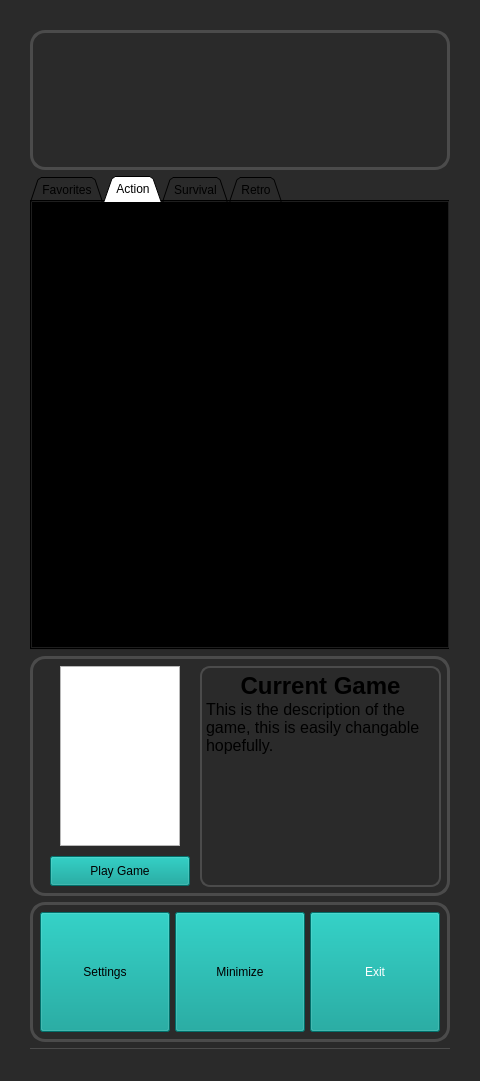
This is mainwindow.ui in JforJake/GameLauncher as Qt 5 draws it before an edit. The edited form follows.
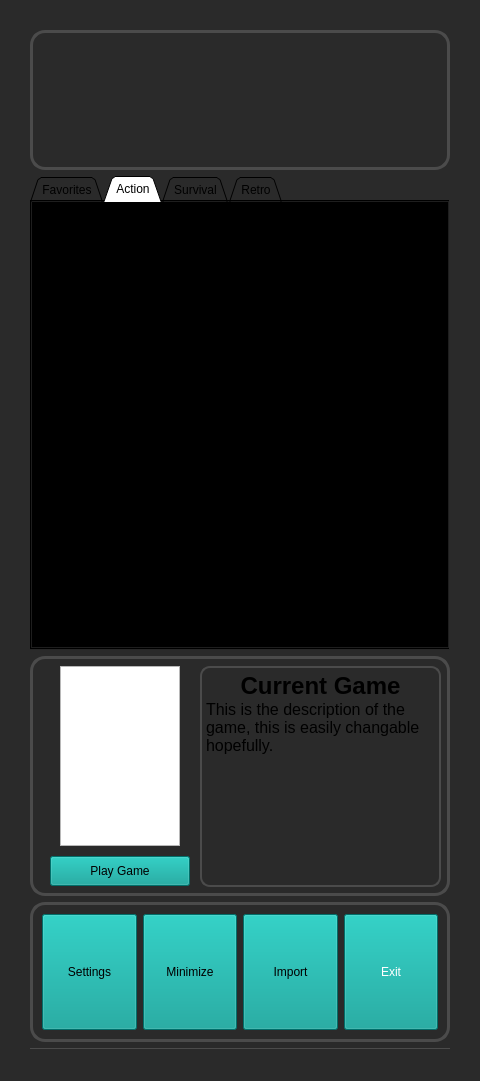
This is the edited form. The open tabs and pages were chosen to show the change.

Commit message: removed build folder from cache, reworked game library to use a database(sqlite), made a new window to use an import function, added button for it in mainwindow. reworked steamscanner

The edit to the form file:
```diff
--- a/mainwindow.ui
+++ b/mainwindow.ui
@@ -733,208 +733,232 @@
       <property name="frameShadow">
        <enum>QFrame::Shadow::Raised</enum>
       </property>
-      <widget class="QPushButton" name="ExitButton">
-       <property name="geometry">
-        <rect>
-         <x>280</x>
-         <y>10</y>
-         <width>130</width>
-         <height>120</height>
-        </rect>
-       </property>
-       <property name="palette">
-        <palette>
-         <active>
-          <colorrole role="Button">
-           <brush brushstyle="SolidPattern">
-            <color alpha="255">
-             <red>0</red>
-             <green>156</green>
-             <blue>148</blue>
-            </color>
-           </brush>
-          </colorrole>
-          <colorrole role="Text">
-           <brush brushstyle="SolidPattern">
-            <color alpha="255">
-             <red>255</red>
-             <green>255</green>
-             <blue>255</blue>
-            </color>
-           </brush>
-          </colorrole>
-          <colorrole role="ButtonText">
-           <brush brushstyle="SolidPattern">
-            <color alpha="255">
-             <red>255</red>
-             <green>255</green>
-             <blue>255</blue>
-            </color>
-           </brush>
-          </colorrole>
-          <colorrole role="Base">
-           <brush brushstyle="SolidPattern">
-            <color alpha="255">
-             <red>0</red>
-             <green>156</green>
-             <blue>148</blue>
-            </color>
-           </brush>
-          </colorrole>
-          <colorrole role="Window">
-           <brush brushstyle="SolidPattern">
-            <color alpha="255">
-             <red>0</red>
-             <green>156</green>
-             <blue>148</blue>
-            </color>
-           </brush>
-          </colorrole>
-          <colorrole role="Highlight">
-           <brush brushstyle="SolidPattern">
-            <color alpha="255">
-             <red>51</red>
-             <green>51</green>
-             <blue>51</blue>
-            </color>
-           </brush>
-          </colorrole>
-         </active>
-         <inactive>
-          <colorrole role="Button">
-           <brush brushstyle="SolidPattern">
-            <color alpha="255">
-             <red>0</red>
-             <green>156</green>
-             <blue>148</blue>
-            </color>
-           </brush>
-          </colorrole>
-          <colorrole role="Text">
-           <brush brushstyle="SolidPattern">
-            <color alpha="255">
-             <red>255</red>
-             <green>255</green>
-             <blue>255</blue>
-            </color>
-           </brush>
-          </colorrole>
-          <colorrole role="ButtonText">
-           <brush brushstyle="SolidPattern">
-            <color alpha="255">
-             <red>255</red>
-             <green>255</green>
-             <blue>255</blue>
-            </color>
-           </brush>
-          </colorrole>
-          <colorrole role="Base">
-           <brush brushstyle="SolidPattern">
-            <color alpha="255">
-             <red>0</red>
-             <green>156</green>
-             <blue>148</blue>
-            </color>
-           </brush>
-          </colorrole>
-          <colorrole role="Window">
-           <brush brushstyle="SolidPattern">
-            <color alpha="255">
-             <red>0</red>
-             <green>156</green>
-             <blue>148</blue>
-            </color>
-           </brush>
-          </colorrole>
-          <colorrole role="Highlight">
-           <brush brushstyle="SolidPattern">
-            <color alpha="255">
-             <red>51</red>
-             <green>51</green>
-             <blue>51</blue>
-            </color>
-           </brush>
-          </colorrole>
-         </inactive>
-         <disabled>
-          <colorrole role="Button">
-           <brush brushstyle="SolidPattern">
-            <color alpha="255">
-             <red>0</red>
-             <green>156</green>
-             <blue>148</blue>
-            </color>
-           </brush>
-          </colorrole>
-          <colorrole role="Base">
-           <brush brushstyle="SolidPattern">
-            <color alpha="255">
-             <red>0</red>
-             <green>156</green>
-             <blue>148</blue>
-            </color>
-           </brush>
-          </colorrole>
-          <colorrole role="Window">
-           <brush brushstyle="SolidPattern">
-            <color alpha="255">
-             <red>0</red>
-             <green>156</green>
-             <blue>148</blue>
-            </color>
-           </brush>
-          </colorrole>
-          <colorrole role="Highlight">
-           <brush brushstyle="SolidPattern">
-            <color alpha="255">
-             <red>51</red>
-             <green>51</green>
-             <blue>51</blue>
-            </color>
-           </brush>
-          </colorrole>
-         </disabled>
-        </palette>
-       </property>
-       <property name="styleSheet">
-        <string notr="true">background-color: #009c94</string>
-       </property>
-       <property name="text">
-        <string>Exit</string>
-       </property>
-      </widget>
-      <widget class="QPushButton" name="MinimizeButton">
-       <property name="geometry">
-        <rect>
-         <x>145</x>
-         <y>10</y>
-         <width>130</width>
-         <height>120</height>
-        </rect>
-       </property>
-       <property name="styleSheet">
-        <string notr="true">background-color: #009c94</string>
-       </property>
-       <property name="text">
-        <string>Minimize</string>
-       </property>
-      </widget>
-      <widget class="QPushButton" name="SettingsButton">
-       <property name="geometry">
-        <rect>
-         <x>10</x>
-         <y>10</y>
-         <width>130</width>
-         <height>120</height>
-        </rect>
-       </property>
-       <property name="styleSheet">
-        <string notr="true">background-color: #009c94</string>
-       </property>
-       <property name="text">
-        <string>Settings</string>
-       </property>
-      </widget>
+      <layout class="QHBoxLayout" name="horizontalLayout_2">
+       <item>
+        <widget class="QPushButton" name="SettingsButton">
+         <property name="maximumSize">
+          <size>
+           <width>16777215</width>
+           <height>500</height>
+          </size>
+         </property>
+         <property name="styleSheet">
+          <string notr="true">background-color: #009c94</string>
+         </property>
+         <property name="text">
+          <string>Settings</string>
+         </property>
+        </widget>
+       </item>
+       <item>
+        <widget class="QPushButton" name="MinimizeButton">
+         <property name="maximumSize">
+          <size>
+           <width>16777215</width>
+           <height>500</height>
+          </size>
+         </property>
+         <property name="styleSheet">
+          <string notr="true">background-color: #009c94</string>
+         </property>
+         <property name="text">
+          <string>Minimize</string>
+         </property>
+        </widget>
+       </item>
+       <item>
+        <widget class="QPushButton" name="ImportButton">
+         <property name="maximumSize">
+          <size>
+           <width>16777215</width>
+           <height>500</height>
+          </size>
+         </property>
+         <property name="styleSheet">
+          <string notr="true">background-color: #009c94</string>
+         </property>
+         <property name="text">
+          <string>Import</string>
+         </property>
+        </widget>
+       </item>
+       <item>
+        <widget class="QPushButton" name="ExitButton">
+         <property name="sizePolicy">
+          <sizepolicy hsizetype="Minimum" vsizetype="Maximum">
+           <horstretch>0</horstretch>
+           <verstretch>0</verstretch>
+          </sizepolicy>
+         </property>
+         <property name="maximumSize">
+          <size>
+           <width>16777215</width>
+           <height>500</height>
+          </size>
+         </property>
+         <property name="palette">
+          <palette>
+           <active>
+            <colorrole role="Button">
+             <brush brushstyle="SolidPattern">
+              <color alpha="255">
+               <red>0</red>
+               <green>156</green>
+               <blue>148</blue>
+              </color>
+             </brush>
+            </colorrole>
+            <colorrole role="Text">
+             <brush brushstyle="SolidPattern">
+              <color alpha="255">
+               <red>255</red>
+               <green>255</green>
+               <blue>255</blue>
+              </color>
+             </brush>
+            </colorrole>
+            <colorrole role="ButtonText">
+             <brush brushstyle="SolidPattern">
+              <color alpha="255">
+               <red>255</red>
+               <green>255</green>
+               <blue>255</blue>
+              </color>
+             </brush>
+            </colorrole>
+            <colorrole role="Base">
+             <brush brushstyle="SolidPattern">
+              <color alpha="255">
+               <red>0</red>
+               <green>156</green>
+               <blue>148</blue>
+              </color>
+             </brush>
+            </colorrole>
+            <colorrole role="Window">
+             <brush brushstyle="SolidPattern">
+              <color alpha="255">
+               <red>0</red>
+               <green>156</green>
+               <blue>148</blue>
+              </color>
+             </brush>
+            </colorrole>
+            <colorrole role="Highlight">
+             <brush brushstyle="SolidPattern">
+              <color alpha="255">
+               <red>51</red>
+               <green>51</green>
+               <blue>51</blue>
+              </color>
+             </brush>
+            </colorrole>
+           </active>
+           <inactive>
+            <colorrole role="Button">
+             <brush brushstyle="SolidPattern">
+              <color alpha="255">
+               <red>0</red>
+               <green>156</green>
+               <blue>148</blue>
+              </color>
+             </brush>
+            </colorrole>
+            <colorrole role="Text">
+             <brush brushstyle="SolidPattern">
+              <color alpha="255">
+               <red>255</red>
+               <green>255</green>
+               <blue>255</blue>
+              </color>
+             </brush>
+            </colorrole>
+            <colorrole role="ButtonText">
+             <brush brushstyle="SolidPattern">
+              <color alpha="255">
+               <red>255</red>
+               <green>255</green>
+               <blue>255</blue>
+              </color>
+             </brush>
+            </colorrole>
+            <colorrole role="Base">
+             <brush brushstyle="SolidPattern">
+              <color alpha="255">
+               <red>0</red>
+               <green>156</green>
+               <blue>148</blue>
+              </color>
+             </brush>
+            </colorrole>
+            <colorrole role="Window">
+             <brush brushstyle="SolidPattern">
+              <color alpha="255">
+               <red>0</red>
+               <green>156</green>
+               <blue>148</blue>
+              </color>
+             </brush>
+            </colorrole>
+            <colorrole role="Highlight">
+             <brush brushstyle="SolidPattern">
+              <color alpha="255">
+               <red>51</red>
+               <green>51</green>
+               <blue>51</blue>
+              </color>
+             </brush>
+            </colorrole>
+           </inactive>
+           <disabled>
+            <colorrole role="Button">
+             <brush brushstyle="SolidPattern">
+              <color alpha="255">
+               <red>0</red>
+               <green>156</green>
+               <blue>148</blue>
+              </color>
+             </brush>
+            </colorrole>
+            <colorrole role="Base">
+             <brush brushstyle="SolidPattern">
+              <color alpha="255">
+               <red>0</red>
+               <green>156</green>
+               <blue>148</blue>
+              </color>
+             </brush>
+            </colorrole>
+            <colorrole role="Window">
+             <brush brushstyle="SolidPattern">
+              <color alpha="255">
+               <red>0</red>
+               <green>156</green>
+               <blue>148</blue>
+              </color>
+             </brush>
+            </colorrole>
+            <colorrole role="Highlight">
+             <brush brushstyle="SolidPattern">
+              <color alpha="255">
+               <red>51</red>
+               <green>51</green>
+               <blue>51</blue>
+              </color>
+             </brush>
+            </colorrole>
+           </disabled>
+          </palette>
+         </property>
+         <property name="styleSheet">
+          <string notr="true">background-color: #009c94</string>
+         </property>
+         <property name="text">
+          <string>Exit</string>
+         </property>
+        </widget>
+       </item>
+      </layout>
      </widget>
     </item>
     <item>
```
Left out of the diff: 14 changed lines with no effect on the pictures. The commit also changes 92 other files.
